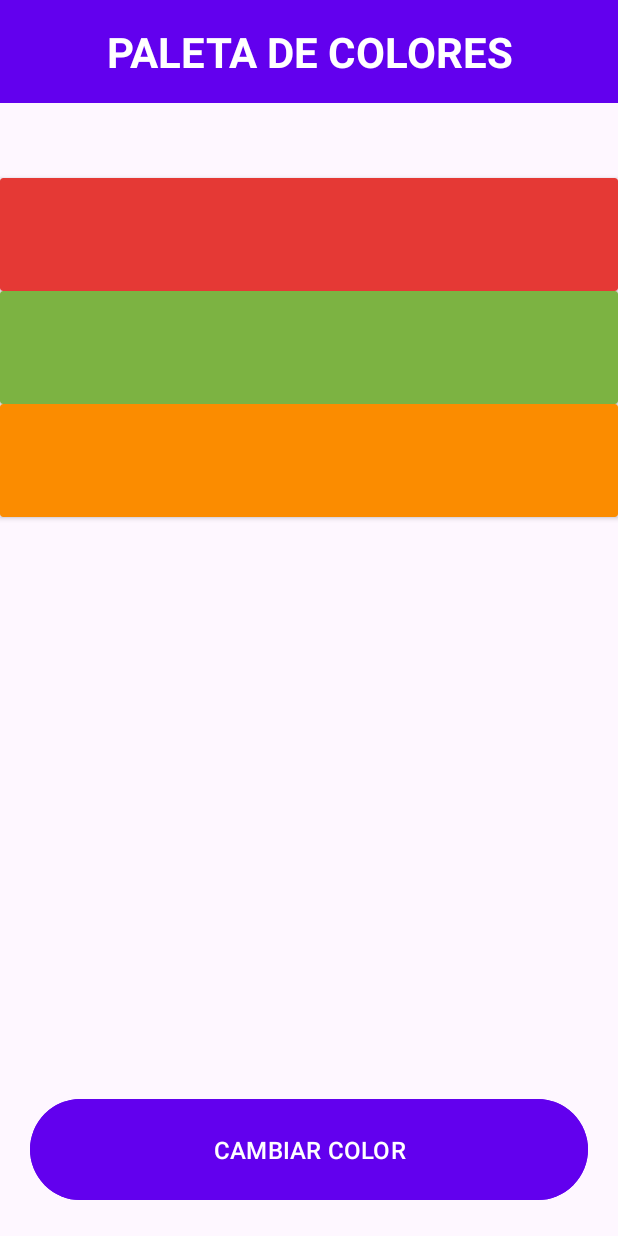
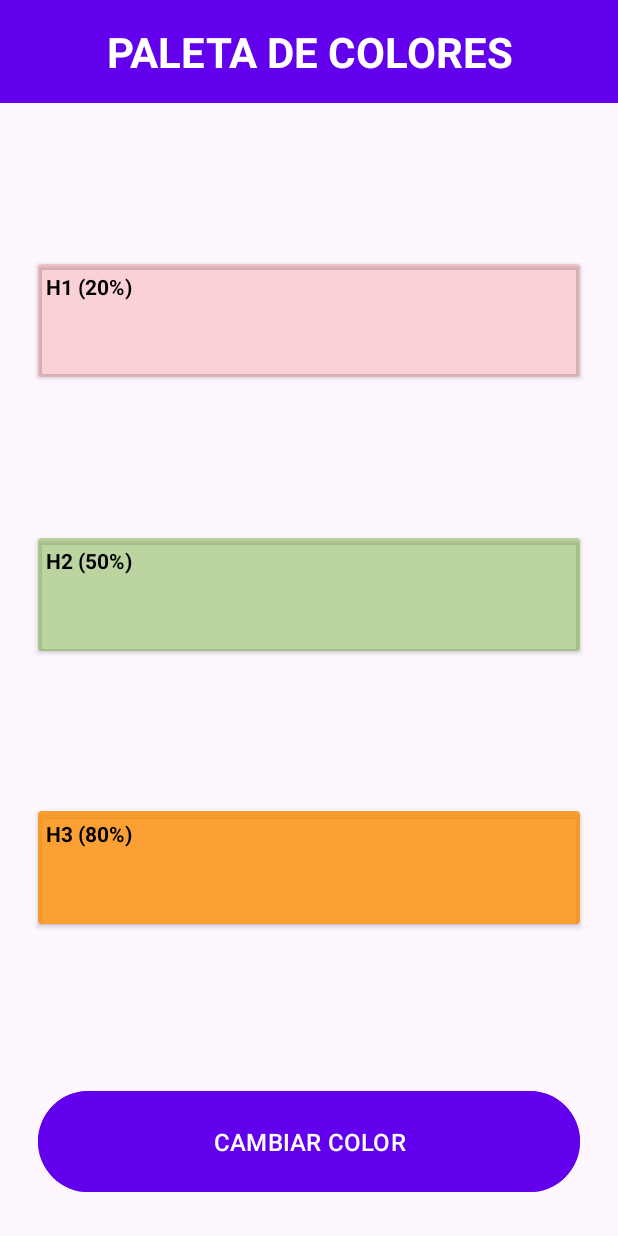
Before and after one commit to csantamaria-losenlaces/pmdm, an Android app: the ColorMixerActivity screen opened directly, with no data from a screen before it, on a phone screen of 412 x 824 dp. Run offline under Robolectric (Android 15) with nearby library versions, the phone set to English and light mode, and no system bars; 1 statement that could not run was skipped.

Commit message:
Se ha agregado código relacionado con la actividad de la creación de la subaplicación ColorMixer empleando RecyclerView. Todavía no funcional.

```diff
--- a/app/src/main/java/com/csantamaria/appConMenu/colorMixer/ColorMixerActivity.kt
+++ b/app/src/main/java/com/csantamaria/appConMenu/colorMixer/ColorMixerActivity.kt
@@ -2,11 +2,27 @@ package com.csantamaria.appConMenu.colorMixer
 
 import androidx.appcompat.app.AppCompatActivity
 import android.os.Bundle
+import androidx.recyclerview.widget.RecyclerView
 import com.example.appmensajeria.R
 
 class ColorMixerActivity : AppCompatActivity() {
+
+    private lateinit var rvVertical: RecyclerView
+
     override fun onCreate(savedInstanceState: Bundle?) {
         super.onCreate(savedInstanceState)
         setContentView(R.layout.activity_color_mixer)
+
+        initComponents()
+        initUI()
     }
+
+    private fun initComponents() {
+        rvVertical = findViewById<RecyclerView>(R.id.rvVertical)
+    }
+
+    private fun initUI() {
+        colorsAdapter = ColorsAdapter(colors)
+    }
+
 }
--- a/app/src/main/res/layout/activity_color_mixer.xml
+++ b/app/src/main/res/layout/activity_color_mixer.xml
@@ -19,41 +19,100 @@
         android:textColor="@color/white"
         android:textSize="28sp"
         android:textStyle="bold"
-        app:layout_constraintBottom_toTopOf="@id/cvH1"
-        app:layout_constraintStart_toStartOf="parent" />
+        app:layout_constraintEnd_toEndOf="parent"
+        app:layout_constraintStart_toStartOf="parent"
+        app:layout_constraintTop_toTopOf="parent" />
 
     <androidx.cardview.widget.CardView
         android:id="@+id/cvH1"
         android:layout_width="match_parent"
         android:layout_height="75dp"
-        android:backgroundTint="#E53935"
+        android:layout_marginLeft="25dp"
+        android:layout_marginRight="25dp"
+        android:backgroundTint="#33E53935"
         app:layout_constraintBottom_toTopOf="@id/cvH2"
-        app:layout_constraintStart_toStartOf="parent" />
+        app:layout_constraintEnd_toEndOf="parent"
+        app:layout_constraintStart_toStartOf="parent"
+        app:layout_constraintTop_toBottomOf="@id/tvTitle">
+
+        <TextView
+            android:id="@+id/tvH1"
+            android:layout_width="wrap_content"
+            android:layout_height="wrap_content"
+            android:layout_margin="5dp"
+            android:text="@string/h1_20"
+            android:textColor="@color/black"
+            android:textStyle="bold" />
+    </androidx.cardview.widget.CardView>
+
 
     <androidx.cardview.widget.CardView
         android:id="@+id/cvH2"
         android:layout_width="match_parent"
         android:layout_height="75dp"
-        android:backgroundTint="#7CB342"
+        android:layout_marginLeft="25dp"
+        android:layout_marginRight="25dp"
+        android:backgroundTint="#807CB342"
+        app:layout_constraintBottom_toTopOf="@id/cvH3"
+        app:layout_constraintEnd_toEndOf="parent"
         app:layout_constraintStart_toStartOf="parent"
-        app:layout_constraintTop_toBottomOf="@id/cvH1" />
+        app:layout_constraintTop_toBottomOf="@id/cvH1">
+
+        <TextView
+            android:id="@+id/tvH2"
+            android:layout_width="wrap_content"
+            android:layout_height="wrap_content"
+            android:layout_margin="5dp"
+            android:text="@string/h2_50"
+            android:textColor="@color/black"
+            android:textStyle="bold" />
+    </androidx.cardview.widget.CardView>
 
     <androidx.cardview.widget.CardView
         android:id="@+id/cvH3"
         android:layout_width="match_parent"
         android:layout_height="75dp"
-        android:backgroundTint="#FB8C00"
+        android:layout_marginLeft="25dp"
+        android:layout_marginRight="25dp"
+        android:backgroundTint="#CCFB8C00"
+        app:layout_constraintBottom_toTopOf="@id/btnChangeColor"
+        app:layout_constraintEnd_toEndOf="parent"
         app:layout_constraintStart_toStartOf="parent"
-        app:layout_constraintTop_toBottomOf="@id/cvH2" />
+        app:layout_constraintTop_toBottomOf="@id/cvH2">
+
+        <TextView
+            android:id="@+id/tvH3"
+            android:layout_width="wrap_content"
+            android:layout_height="wrap_content"
+            android:layout_margin="5dp"
+            android:text="@string/h3_80"
+            android:textColor="@color/black"
+            android:textStyle="bold" />
+    </androidx.cardview.widget.CardView>
+
+    <androidx.recyclerview.widget.RecyclerView
+        android:id="@+id/rvVertical"
+        android:layout_width="0dp"
+        android:layout_height="0dp"
+        android:layout_marginLeft="25dp"
+        android:layout_marginRight="25dp"
+        app:layout_constraintBottom_toBottomOf="@id/cvH3"
+        app:layout_constraintEnd_toEndOf="parent"
+        app:layout_constraintStart_toStartOf="parent"
+        app:layout_constraintTop_toTopOf="@id/cvH1" />
 
     <Button
         android:id="@+id/btnChangeColor"
         android:layout_width="match_parent"
         android:layout_height="75dp"
-        android:layout_margin="20dp"
+        android:layout_marginLeft="25dp"
+        android:layout_marginTop="50dp"
+        android:layout_marginRight="25dp"
+        android:layout_marginBottom="25dp"
         android:backgroundTint="@color/background_fab"
         android:text="@string/changeColor"
         android:textAllCaps="true"
+        android:textColor="@color/white"
         android:textSize="16sp"
         app:layout_constraintBottom_toBottomOf="parent"
         app:layout_constraintEnd_toEndOf="parent"
--- /dev/null
+++ b/app/src/main/res/layout/colored_bar.xml
@@ -0,0 +1,18 @@
+<?xml version="1.0" encoding="utf-8"?>
+<androidx.cardview.widget.CardView
+    xmlns:android="http://schemas.android.com/apk/res/android"
+    xmlns:tools="http://schemas.android.com/tools"
+    android:id="@+id/viewContainer"
+    android:layout_width="75dp"
+    android:layout_height="match_parent"
+    tools:backgroundTint="#80E91E63">
+
+    <TextView
+        android:id="@+id/tvbarName"
+        android:layout_width="wrap_content"
+        android:layout_height="wrap_content"
+        android:layout_margin="5dp"
+        android:text="@string/h1_20"
+        android:textColor="@color/black"
+        android:textStyle="bold" />
+</androidx.cardview.widget.CardView>
--- a/app/src/main/res/values/strings.xml
+++ b/app/src/main/res/values/strings.xml
@@ -72,4 +72,7 @@
     <string name="legacy">Legacy</string>
     <string name="colorPalette">Paleta de colores</string>
     <string name="changeColor">Cambiar color</string>
+    <string name="h1_20">H1 (20%)</string>
+    <string name="h2_50">H2 (50%)</string>
+    <string name="h3_80">H3 (80%)</string>
 </resources>
```
